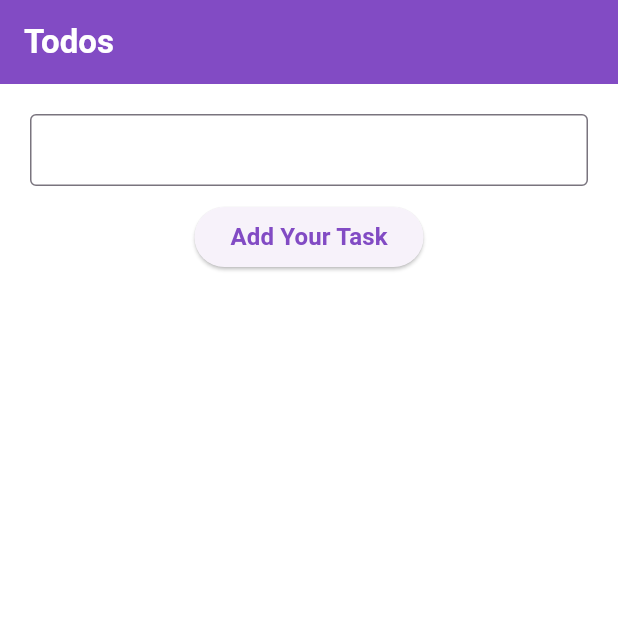
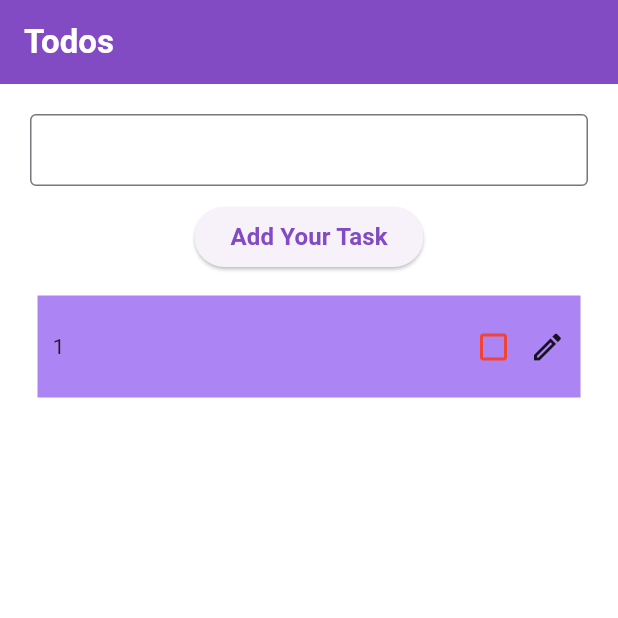
Before and after one commit to RichieRich2020/flutter_Todo_Application, a Flutter app: the screen it shows after launch, after a tap on "Add Your Task", on a phone screen of 412 x 824 dp, the top half of it. Run offline on Flutter 3.47's test engine with Material 3 defaults, Android fonts, the phone set to English and light mode, and no system bars; our stand-ins replace sqflite; accounts and stored records are empty.

Commit message:
local Db added

```diff
--- /dev/null
+++ b/lib/database/database_service.dart
@@ -0,0 +1,46 @@
+import 'dart:async';
+import 'package:path/path.dart';
+import 'package:sqflite/sqflite.dart';
+
+class DatabaseService {
+  static Database? _database;
+
+  Future<Database> get database async {
+    if (_database != null) return _database!;
+    _database = await initDatabase();
+    return _database!;
+  }
+
+  Future<Database> initDatabase() async {
+    final databasePath = await getDatabasesPath();
+    final path = join(databasePath, 'todo_database.db');
+
+    return await openDatabase(
+      path,
+      version: 1,
+      onCreate: _onCreate,
+    );
+  }
+
+  Future<void> _onCreate(Database db, int version) async {
+    await db.execute(
+      'CREATE TABLE todos(id INTEGER PRIMARY KEY AUTOINCREMENT, task TEXT, donecheck INTEGER)',
+    );
+  }
+
+  Future<List<Map<String, dynamic>>> getTodos() async {
+    final db = await database;
+    return await db.query('todos');
+  }
+
+  Future<void> insertTodo(Map<String, dynamic> todo) async {
+    final db = await database;
+    await db.insert('todos', todo);
+  }
+
+  // Future<void> updateTodo(int index) async {
+  //   final db = await database;
+  //   final todo = await db.query('todos');
+  //   todo[index]["donecheck"] == 0 ? 1 : 0;
+  // }
+}
--- a/lib/heading.dart
+++ b/lib/heading.dart
@@ -1,6 +1,7 @@
 import 'package:flutter/material.dart';
 import 'dart:convert'; // Import for JSON encoding/decoding
 import 'package:http/http.dart' as http;
+import './database/database_service.dart';
 
 class Heading extends StatefulWidget {
   const Heading({super.key});
@@ -19,6 +20,8 @@ class _HeadingState extends State<Heading> {
   // ];
 
   List<Map<String, dynamic>> todolist = [];
+
+  final DatabaseService _databaseService = DatabaseService();
   @override
   void initState() {
     super.initState();
@@ -26,18 +29,36 @@ class _HeadingState extends State<Heading> {
   }
 
   Future<void> fetchTodos() async {
-    final response =
-        await http.get(Uri.parse('http://10.0.2.2:5000/api/todos'));
-    print(json.decode(response.body));
-    if (response.statusCode == 200) {
-      setState(() {
-        todolist = List<Map<String, dynamic>>.from(json.decode(response.body));
-      });
-    } else {
-      throw Exception('Failed to load todos');
-    }
+    final todo = await _databaseService.getTodos();
+    setState(() {
+      todolist = todo;
+    });
     print("$todolist todolist");
   }
+
+  Future<void> addtodofunc() async {
+    final newTodo = {"task": todoText.text, "donecheck": 0};
+    await _databaseService.insertTodo(newTodo);
+    fetchTodos();
+  }
+
+  Future<void> updatetodofunc(int index) async {
+    // await _databaseService.updateTodo(index);
+    // fetchTodos();
+  }
+  // Future<void> fetchTodos() async {
+  //   final response =
+  //       await http.get(Uri.parse('http://10.0.2.2:5000/api/todos'));
+  //   print(json.decode(response.body));
+  //   if (response.statusCode == 200) {
+  //     setState(() {
+  //       todolist = List<Map<String, dynamic>>.from(json.decode(response.body));
+  //     });
+  //   } else {
+  //     throw Exception('Failed to load todos');
+  //   }
+  //   print("$todolist todolist");
+  // }
 
   // void addtodofunc() {
   //   setState(() {
@@ -45,33 +66,33 @@ class _HeadingState extends State<Heading> {
   //   });
   // }
 
-  Future<void> addtodofunc() async {
-    final response = await http.post(
-      Uri.parse('http://10.0.2.2:5000/api/todos'),
-      headers: <String, String>{
-        'Content-Type': 'application/json; charset=UTF-8',
-      },
-      body: jsonEncode(<String, dynamic>{
-        'task': todoText.text,
-        'donecheck': false,
-      }),
-    );
+  // Future<void> addtodofunc() async {
+  //   final response = await http.post(
+  //     Uri.parse('http://10.0.2.2:5000/api/todos'),
+  //     headers: <String, String>{
+  //       'Content-Type': 'application/json; charset=UTF-8',
+  //     },
+  //     body: jsonEncode(<String, dynamic>{
+  //       'task': todoText.text,
+  //       'donecheck': false,
+  //     }),
+  //   );
 
-    if (response.statusCode == 201) {
-      setState(() {
-        todolist.add({"task": todoText.text, "donecheck": false});
-        todoText.clear();
-      });
-    } else {
-      throw Exception('Failed to add todo');
-    }
-  }
+  //   if (response.statusCode == 201) {
+  //     setState(() {
+  //       todolist.add({"task": todoText.text, "donecheck": false});
+  //     });
+  //   } else {
+  //     throw Exception('Failed to add todo');
+  //   }
+  // }
 
-  void doneCheck(int index) {
-    setState(() {
-      todolist[index]["donecheck"] = !todolist[index]["donecheck"];
-    });
-  }
+  // void doneCheck(int index) {
+  //   setState(() {
+  //     todolist[index]["donecheck"] = todolist[index]["donecheck"] == 1 ? 0 : 1;
+  //   });
+
+  // }
 
   @override
   Widget build(BuildContext context) {
@@ -130,7 +151,7 @@ class _HeadingState extends State<Heading> {
                           todolist[index]["task"],
                           style: TextStyle(
                             fontWeight: FontWeight.bold,
-                            decoration: todolist[index]["donecheck"]
+                            decoration: todolist[index]["donecheck"] == 1
                                 ? TextDecoration.lineThrough
                                 : TextDecoration.none,
                           ),
@@ -139,14 +160,14 @@ class _HeadingState extends State<Heading> {
                           children: [
                             IconButton(
                               icon: Icon(
-                                color: todolist[index]["donecheck"]
+                                color: todolist[index]["donecheck"] == 1
                                     ? Colors.green
                                     : Colors.red,
-                                todolist[index]["donecheck"]
+                                todolist[index]["donecheck"] == 1
                                     ? Icons.check_box
                                     : Icons.check_box_outline_blank,
                               ),
-                              onPressed: () => doneCheck(index),
+                              onPressed: () => updatetodofunc(index),
                             ),
                             Icon(Icons.create_outlined)
                           ],
```
Also changed, not shown: pubspec.yaml (+4 -4 lines), pubspec.lock, 1 other file.
